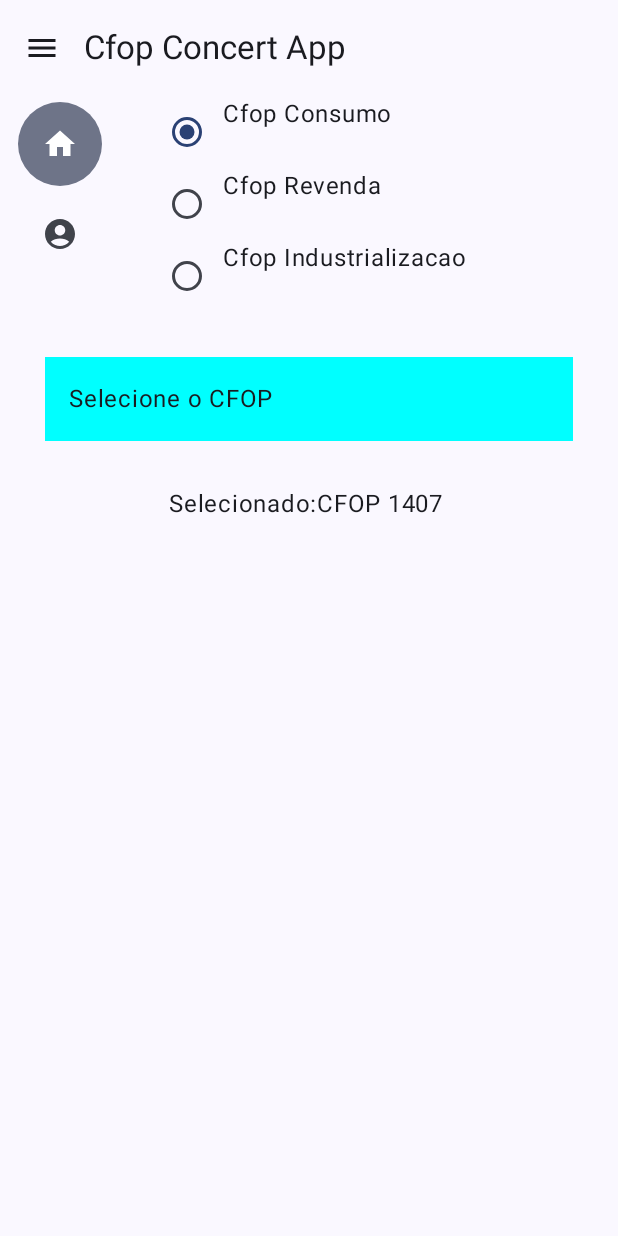
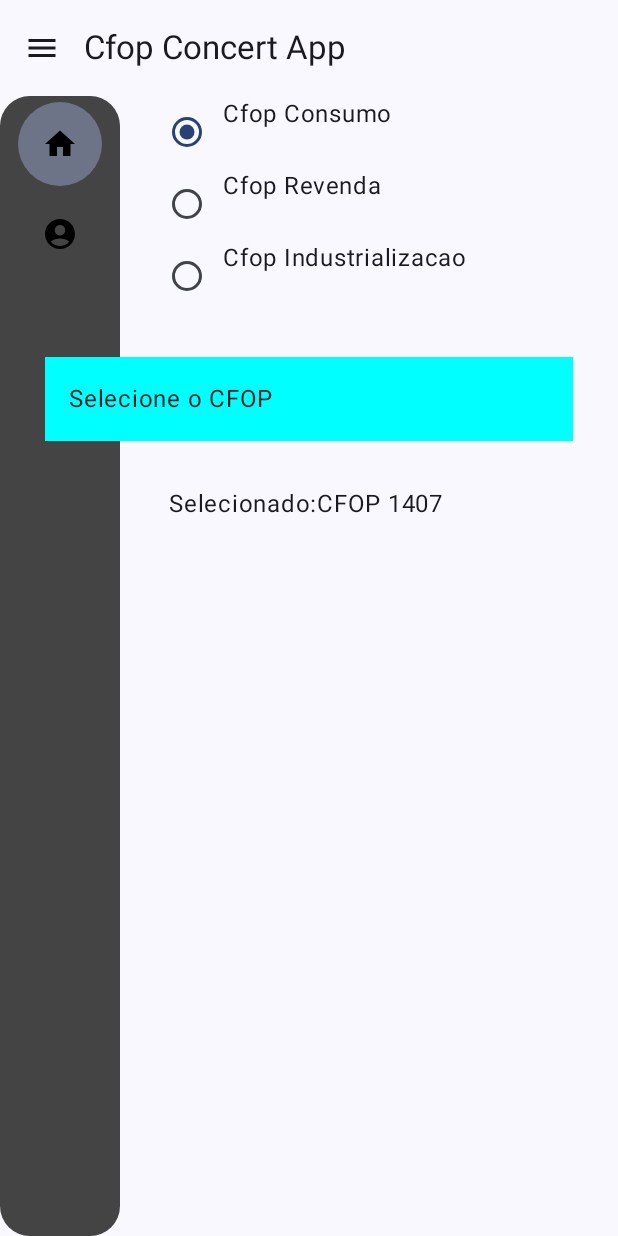
Before and after one commit to TalesPalma/Cfop-Convert-Mobile, an Android app built with Jetpack Compose: the screen it shows after launch (MainActivity), after a tap on "Menu", on a phone screen of 412 x 824 dp. Run offline under Robolectric (Android 15) with nearby library versions, the phone set to English and light mode, and no system bars; our stand-ins replace Dagger/Hilt's generated code, Room's generated code.

Commit message:
Side Menu personalizing and implemetation behavior

```diff
--- a/app/src/main/java/com/talespalma/cfopconvertmobile/MainActivity.kt
+++ b/app/src/main/java/com/talespalma/cfopconvertmobile/MainActivity.kt
@@ -15,27 +15,28 @@ import androidx.compose.material3.Scaffold
 import androidx.compose.material3.Text
 import androidx.compose.material3.TopAppBar
 import androidx.compose.runtime.Composable
+import androidx.compose.runtime.getValue
+import androidx.compose.runtime.mutableStateOf
+import androidx.compose.runtime.remember
+import androidx.compose.runtime.setValue
 import androidx.compose.ui.Modifier
 import androidx.navigation.compose.rememberNavController
-import com.talespalma.cfopconvertmobile.database.AppDatabase
 import com.talespalma.cfopconvertmobile.navigation.MyNavHost
 import com.talespalma.cfopconvertmobile.ui.components.SideMenuNavigation
 import com.talespalma.cfopconvertmobile.ui.theme.CfopConvertMobileTheme
 import dagger.hilt.android.AndroidEntryPoint
-import javax.inject.Inject
 
 @AndroidEntryPoint
 class MainActivity : ComponentActivity() {
 
-    @Inject
-    lateinit var db: AppDatabase
+
 
     override fun onCreate(savedInstanceState: Bundle?) {
         super.onCreate(savedInstanceState)
         enableEdgeToEdge()
         setContent {
             CfopConvertMobileTheme {
-                InitApp(db = db)
+                InitApp()
             }
         }
     }
@@ -45,16 +46,19 @@ class MainActivity : ComponentActivity() {
 @OptIn(ExperimentalMaterial3Api::class)
 @SuppressLint("UnusedMaterial3ScaffoldPaddingParameter")
 @Composable
-fun InitApp(db: AppDatabase) {
+fun InitApp() {
     val navController = rememberNavController()
+    var isVisible by remember { mutableStateOf(false) }
     Scaffold(topBar = {
         TopAppBar(title = { Text("Cfop Concert App") }, navigationIcon = {
-            IconButton(onClick = {}) {
+            IconButton(onClick = {isVisible = !isVisible}) {
                 Icon(imageVector = Icons.Filled.Menu, contentDescription = "Menu")
             }
         })
     }) { padding ->
-        SideMenuNavigation(navHostController = navController, modifier = Modifier.padding(padding))
-        MyNavHost(db = db, navController = navController, modifier = Modifier.padding(padding))
+        if (isVisible){
+            SideMenuNavigation(navHostController = navController, modifier = Modifier.padding(padding))
+        }
+        MyNavHost(navController = navController, modifier = Modifier.padding(padding))
     }
 }
--- a/app/src/main/java/com/talespalma/cfopconvertmobile/navigation/MyNavHost.kt
+++ b/app/src/main/java/com/talespalma/cfopconvertmobile/navigation/MyNavHost.kt
@@ -7,11 +7,11 @@ import androidx.navigation.compose.NavHost
 import com.talespalma.cfopconvertmobile.database.AppDatabase
 
 @Composable
-fun MyNavHost(modifier: Modifier = Modifier, db: AppDatabase, navController: NavHostController) {
+fun MyNavHost(modifier: Modifier = Modifier,navController: NavHostController) {
     NavHost(
         navController = navController,
         startDestination = RoutesNav.Home.name
     ) {
-        myNavGraph(db,modifier)
+        myNavGraph(modifier)
     }
 }
--- a/app/src/main/java/com/talespalma/cfopconvertmobile/navigation/NavGraphsApp.kt
+++ b/app/src/main/java/com/talespalma/cfopconvertmobile/navigation/NavGraphsApp.kt
@@ -1,19 +1,14 @@
 package com.talespalma.cfopconvertmobile.navigation
 
 import androidx.compose.ui.Modifier
-import androidx.lifecycle.viewmodel.compose.viewModel
 import androidx.navigation.NavGraphBuilder
 import androidx.navigation.compose.composable
-import com.talespalma.cfopconvertmobile.database.AppDatabase
 import com.talespalma.cfopconvertmobile.ui.contact.ContactScreen
 import com.talespalma.cfopconvertmobile.ui.home.Home
-import com.talespalma.cfopconvertmobile.ui.home.HomeViewModel
 
 fun NavGraphBuilder.myNavGraph(
-    database: AppDatabase,
     modifier: Modifier
 ) {
-    val homeViewModel: HomeViewModel = HomeViewModel(database)
     composable(RoutesNav.Home.name) {
         Home(modifier = modifier)
     }
--- a/app/src/main/java/com/talespalma/cfopconvertmobile/ui/components/SideMenu.kt
+++ b/app/src/main/java/com/talespalma/cfopconvertmobile/ui/components/SideMenu.kt
@@ -1,13 +1,17 @@
 package com.talespalma.cfopconvertmobile.ui.components
 
+import androidx.compose.foundation.background
+import androidx.compose.foundation.border
 import androidx.compose.foundation.clickable
 import androidx.compose.foundation.layout.Row
+import androidx.compose.foundation.shape.RoundedCornerShape
 import androidx.compose.material.icons.Icons
 import androidx.compose.material.icons.filled.AccountCircle
 import androidx.compose.material.icons.filled.Home
 import androidx.compose.material3.Icon
 import androidx.compose.material3.NavigationRail
 import androidx.compose.material3.NavigationRailItem
+import androidx.compose.material3.Shapes
 import androidx.compose.runtime.Composable
 import androidx.compose.runtime.getValue
 import androidx.compose.runtime.mutableIntStateOf
@@ -15,10 +19,17 @@ import androidx.compose.runtime.mutableStateOf
 import androidx.compose.runtime.remember
 import androidx.compose.runtime.setValue
 import androidx.compose.ui.Modifier
+import androidx.compose.ui.draw.clip
+import androidx.compose.ui.graphics.Color
+import androidx.compose.ui.graphics.RectangleShape
+import androidx.compose.ui.tooling.preview.Preview
+import androidx.compose.ui.unit.dp
 import androidx.navigation.NavController
 import androidx.navigation.NavGraph
 import androidx.navigation.NavGraphBuilder
 import androidx.navigation.NavHostController
+import androidx.navigation.compose.NavHost
+import androidx.navigation.compose.rememberNavController
 import com.talespalma.cfopconvertmobile.navigation.RoutesNav
 import com.talespalma.cfopconvertmobile.navigation.myNavGraph
 
@@ -30,13 +41,18 @@ fun SideMenuNavigation(modifier: Modifier = Modifier, navHostController: NavCont
         RoutesNav.Contact
     )
     val icons = listOf(Icons.Filled.Home, Icons.Filled.AccountCircle)
-    Row(modifier = modifier){
-        NavigationRail{
+    Row(
+        modifier = modifier
+    ){
+        NavigationRail(
+            containerColor = Color.DarkGray,
+            modifier = Modifier.clip(RoundedCornerShape(20.dp))
+        ){
             pages.forEachIndexed { index, item ->
                 when (item) {
                     RoutesNav.Home -> {
                         NavigationRailItem(
-                            icon = { Icon(icons[index], contentDescription = "") },
+                            icon = { Icon(icons[index], contentDescription = "Home" , tint = Color.Black) },
                             selected = selectedItem == index,
                             onClick = {
                                 selectedItem = index
@@ -47,7 +63,7 @@ fun SideMenuNavigation(modifier: Modifier = Modifier, navHostController: NavCont
 
                     RoutesNav.Contact -> {
                         NavigationRailItem(
-                            icon = { Icon(icons[index], contentDescription = "") },
+                            icon = { Icon(icons[index], contentDescription = "Contact", tint = Color.Black) },
                             selected = selectedItem == index,
                             onClick = {
                                 selectedItem = index
@@ -60,3 +76,15 @@ fun SideMenuNavigation(modifier: Modifier = Modifier, navHostController: NavCont
         }
     }
 }
+
+@Preview
+@Composable
+private fun PreviewSideMenuNavigation() {
+    SideMenuNavigation(navHostController = mockNavController())
+}
+
+@Composable
+fun mockNavController()  : NavController{
+    val navController = rememberNavController()
+    return navController
+}
--- a/app/src/main/java/com/talespalma/cfopconvertmobile/ui/home/HomeScreen.kt
+++ b/app/src/main/java/com/talespalma/cfopconvertmobile/ui/home/HomeScreen.kt
@@ -58,7 +58,5 @@ fun Home(
 @Preview(showSystemUi = true)
 @Composable
 private fun HomePreview() {
-    CfopConvertMobileTheme {
-
-    }
+    CfopConvertMobileTheme {}
 }
```
